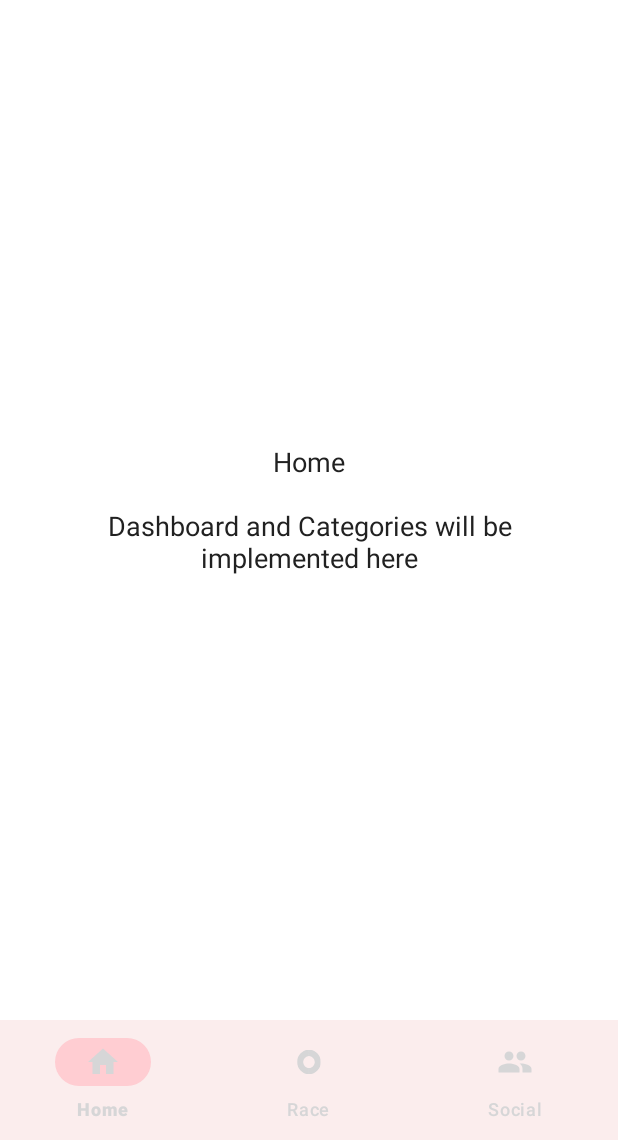
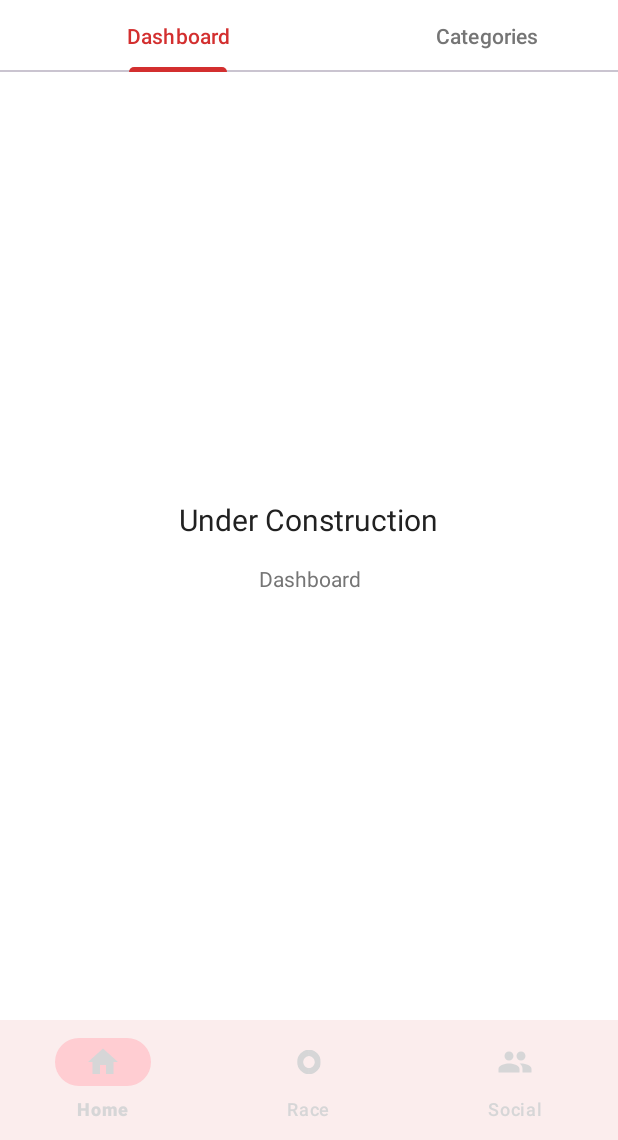
Before and after one commit to Calebnathan/Auto_Saver, an Android app: the HomeFragment screen opened directly, with no data from a screen before it, on a phone screen of 412 x 824 dp, the part 96-1236 px from its top. Run offline under Robolectric (Android 15) with nearby library versions, the phone set to English and light mode, and no system bars; our stand-ins replace Firebase (no records; nobody signed in at launch, a user with empty details on screens opened directly); 1 statement that could not run was skipped.

Commit message:
feat: add dashboard & categories tabs to home screen

```diff
--- /dev/null
+++ b/app/src/main/java/com/example/auto_saver/ui/home/DashboardFragment.kt
@@ -0,0 +1,19 @@
+package com.example.auto_saver.ui.home
+
+import android.os.Bundle
+import android.view.LayoutInflater
+import android.view.View
+import android.view.ViewGroup
+import androidx.fragment.app.Fragment
+import com.example.auto_saver.R
+
+class DashboardFragment : Fragment() {
+
+    override fun onCreateView(
+        inflater: LayoutInflater,
+        container: ViewGroup?,
+        savedInstanceState: Bundle?
+    ): View {
+        return inflater.inflate(R.layout.fragment_dashboard, container, false)
+    }
+}
--- a/app/src/main/java/com/example/auto_saver/ui/home/HomeFragment.kt
+++ b/app/src/main/java/com/example/auto_saver/ui/home/HomeFragment.kt
@@ -4,9 +4,11 @@ import android.os.Bundle
 import android.view.LayoutInflater
 import android.view.View
 import android.view.ViewGroup
-import android.widget.TextView
 import androidx.fragment.app.Fragment
+import androidx.viewpager2.widget.ViewPager2
 import com.example.auto_saver.R
+import com.google.android.material.tabs.TabLayout
+import com.google.android.material.tabs.TabLayoutMediator
 
 class HomeFragment : Fragment() {
 
@@ -14,12 +16,21 @@ class HomeFragment : Fragment() {
         inflater: LayoutInflater,
         container: ViewGroup?,
         savedInstanceState: Bundle?
-    ): View? {
+    ): View {
         val view = inflater.inflate(R.layout.fragment_home, container, false)
 
-        // Placeholder - will be replaced with actual dashboard implementation
-        val textView = view.findViewById<TextView>(R.id.tv_placeholder)
-        textView.text = "Home\n\nDashboard and Categories will be implemented here"
+        val tabLayout = view.findViewById<TabLayout>(R.id.tab_layout)
+        val viewPager = view.findViewById<ViewPager2>(R.id.view_pager)
+
+        viewPager.adapter = HomePagerAdapter(this)
+
+        TabLayoutMediator(tabLayout, viewPager) { tab, position ->
+            tab.text = when (position) {
+                0 -> getString(R.string.view_dashboard)
+                1 -> getString(R.string.view_categories)
+                else -> ""
+            }
+        }.attach()
 
         return view
     }
--- /dev/null
+++ b/app/src/main/java/com/example/auto_saver/ui/home/HomePagerAdapter.kt
@@ -0,0 +1,17 @@
+package com.example.auto_saver.ui.home
+
+import androidx.fragment.app.Fragment
+import androidx.viewpager2.adapter.FragmentStateAdapter
+
+class HomePagerAdapter(fragment: Fragment) : FragmentStateAdapter(fragment) {
+
+    override fun getItemCount(): Int = 2
+
+    override fun createFragment(position: Int): Fragment {
+        return when (position) {
+            0 -> DashboardFragment()
+            1 -> CategoriesFragment()
+            else -> throw IllegalArgumentException("Invalid tab position: $position")
+        }
+    }
+}
--- /dev/null
+++ b/app/src/main/res/layout/fragment_dashboard.xml
@@ -0,0 +1,27 @@
+<?xml version="1.0" encoding="utf-8"?>
+<LinearLayout xmlns:android="http://schemas.android.com/apk/res/android"
+    android:layout_width="match_parent"
+    android:layout_height="match_parent"
+    android:gravity="center"
+    android:orientation="vertical"
+    android:padding="@dimen/padding_large"
+    android:background="?attr/colorSurface">
+
+    <TextView
+        android:layout_width="wrap_content"
+        android:layout_height="wrap_content"
+        android:gravity="center"
+        android:text="@string/under_construction"
+        android:textColor="?attr/colorOnSurface"
+        android:textSize="@dimen/text_size_title_medium" />
+
+    <TextView
+        android:layout_width="wrap_content"
+        android:layout_height="wrap_content"
+        android:layout_marginTop="@dimen/margin_medium"
+        android:gravity="center"
+        android:text="@string/view_dashboard"
+        android:textColor="?attr/colorOnSurfaceVariant"
+        android:textSize="@dimen/text_size_body_small" />
+
+</LinearLayout>
--- a/app/src/main/res/layout/fragment_home.xml
+++ b/app/src/main/res/layout/fragment_home.xml
@@ -1,19 +1,25 @@
 <?xml version="1.0" encoding="utf-8"?>
 <LinearLayout xmlns:android="http://schemas.android.com/apk/res/android"
+    xmlns:app="http://schemas.android.com/apk/res-auto"
     android:layout_width="match_parent"
     android:layout_height="match_parent"
-    android:gravity="center"
     android:orientation="vertical"
-    android:padding="@dimen/padding_large"
     android:background="?attr/colorSurface">
 
-    <TextView
-        android:id="@+id/tv_placeholder"
-        android:layout_width="wrap_content"
+    <com.google.android.material.tabs.TabLayout
+        android:id="@+id/tab_layout"
+        android:layout_width="match_parent"
         android:layout_height="wrap_content"
-        android:gravity="center"
-        android:text="Home Fragment\n\nPlaceholder"
-        android:textColor="?attr/colorOnSurface"
-        android:textSize="@dimen/text_size_body_large" />
+        android:paddingStart="@dimen/padding_medium"
+        android:paddingEnd="@dimen/padding_medium"
+        app:tabIndicatorColor="?attr/colorPrimary"
+        app:tabTextColor="?attr/colorOnSurfaceVariant"
+        app:tabSelectedTextColor="?attr/colorPrimary" />
+
+    <androidx.viewpager2.widget.ViewPager2
+        android:id="@+id/view_pager"
+        android:layout_width="match_parent"
+        android:layout_height="0dp"
+        android:layout_weight="1" />
 
 </LinearLayout>
```
Also changed, not shown: app/src/main/java/com/example/auto_saver/ui/home/CategoriesFragment.kt (added, +19 -0 lines), app/src/main/res/layout/fragment_categories.xml (added, +27 -0 lines), 3 other files.
